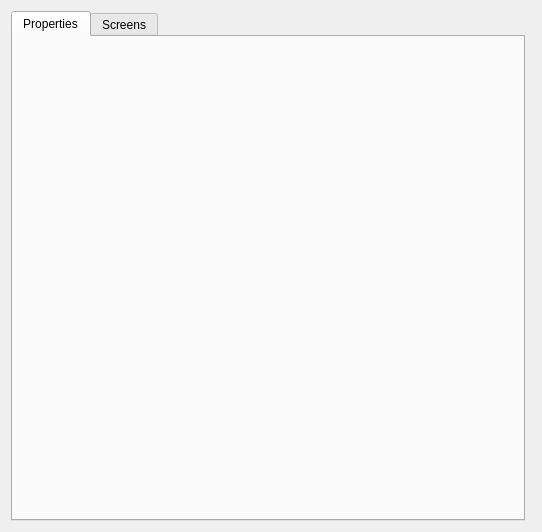
Before: the Qt Designer form src/Editor/BoltQtWidgets/Editors/ProjectEditor.ui in FcTD4mN/Bolt, drawn with Qt 5.
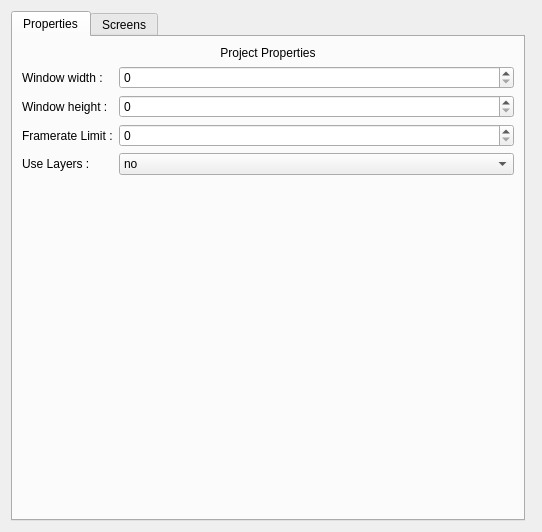
After: the same form once the commit is applied. The open tabs and pages were chosen to show the change. Custom widgets are drawn as their Qt base class.

Commit message: Project model is done, using new hierarchy in editor is coming up. Layer engine still isn't exactly working with editor, need to adjust the pipeline for it

Patch:
```diff
--- a/src/Editor/BoltQtWidgets/Editors/ProjectEditor.ui
+++ b/src/Editor/BoltQtWidgets/Editors/ProjectEditor.ui
@@ -23,6 +23,88 @@
       <attribute name="title">
        <string>Properties</string>
       </attribute>
+      <layout class="QVBoxLayout" name="verticalLayout">
+       <property name="sizeConstraint">
+        <enum>QLayout::SetDefaultConstraint</enum>
+       </property>
+       <item>
+        <widget class="QLabel" name="labelPropertiesTitle">
+         <property name="sizePolicy">
+          <sizepolicy hsizetype="Preferred" vsizetype="Fixed">
+           <horstretch>0</horstretch>
+           <verstretch>0</verstretch>
+          </sizepolicy>
+         </property>
+         <property name="minimumSize">
+          <size>
+           <width>0</width>
+           <height>0</height>
+          </size>
+         </property>
+         <property name="text">
+          <string>Project Properties</string>
+         </property>
+         <property name="alignment">
+          <set>Qt::AlignCenter</set>
+         </property>
+        </widget>
+       </item>
+       <item>
+        <layout class="QFormLayout" name="formLayout">
+         <item row="0" column="0">
+          <widget class="QLabel" name="labelResWidth">
+           <property name="text">
+            <string>Window width :</string>
+           </property>
+          </widget>
+         </item>
+         <item row="0" column="1">
+          <widget class="QSpinBox" name="spinBoxResWidth"/>
+         </item>
+         <item row="1" column="0">
+          <widget class="QLabel" name="labelResHeight">
+           <property name="text">
+            <string>Window height :</string>
+           </property>
+          </widget>
+         </item>
+         <item row="1" column="1">
+          <widget class="QSpinBox" name="spinBoxResHeight"/>
+         </item>
+         <item row="2" column="0">
+          <widget class="QLabel" name="labelFramerate">
+           <property name="text">
+            <string>Framerate Limit :</string>
+           </property>
+          </widget>
+         </item>
+         <item row="2" column="1">
+          <widget class="QSpinBox" name="spinBoxFramerate"/>
+         </item>
+         <item row="3" column="0">
+          <widget class="QLabel" name="labelFramerate_2">
+           <property name="text">
+            <string>Use Layers :</string>
+           </property>
+          </widget>
+         </item>
+         <item row="3" column="1">
+          <widget class="QComboBox" name="comboBox">
+           <item>
+            <property name="text">
+             <string>no</string>
+            </property>
+           </item>
+           <item>
+            <property name="text">
+             <string>yes</string>
+            </property>
+           </item>
+          </widget>
+         </item>
+        </layout>
+       </item>
+      </layout>
      </widget>
      <widget class="QWidget" name="tab_2">
       <attribute name="title">
@@ -36,6 +118,14 @@
    </item>
   </layout>
  </widget>
+ <customwidgets>
+  <customwidget>
+   <class>cProjectHierarchyViewer</class>
+   <extends>QWidget</extends>
+   <header>Editor.BoltQtWidgets.ProjectHierarchyViewer.h</header>
+   <container>1</container>
+  </customwidget>
+ </customwidgets>
  <resources/>
  <connections/>
 </ui>
```
Left out of the diff: 4 changed lines with no effect on the pictures. The commit also changes 32 other files.
